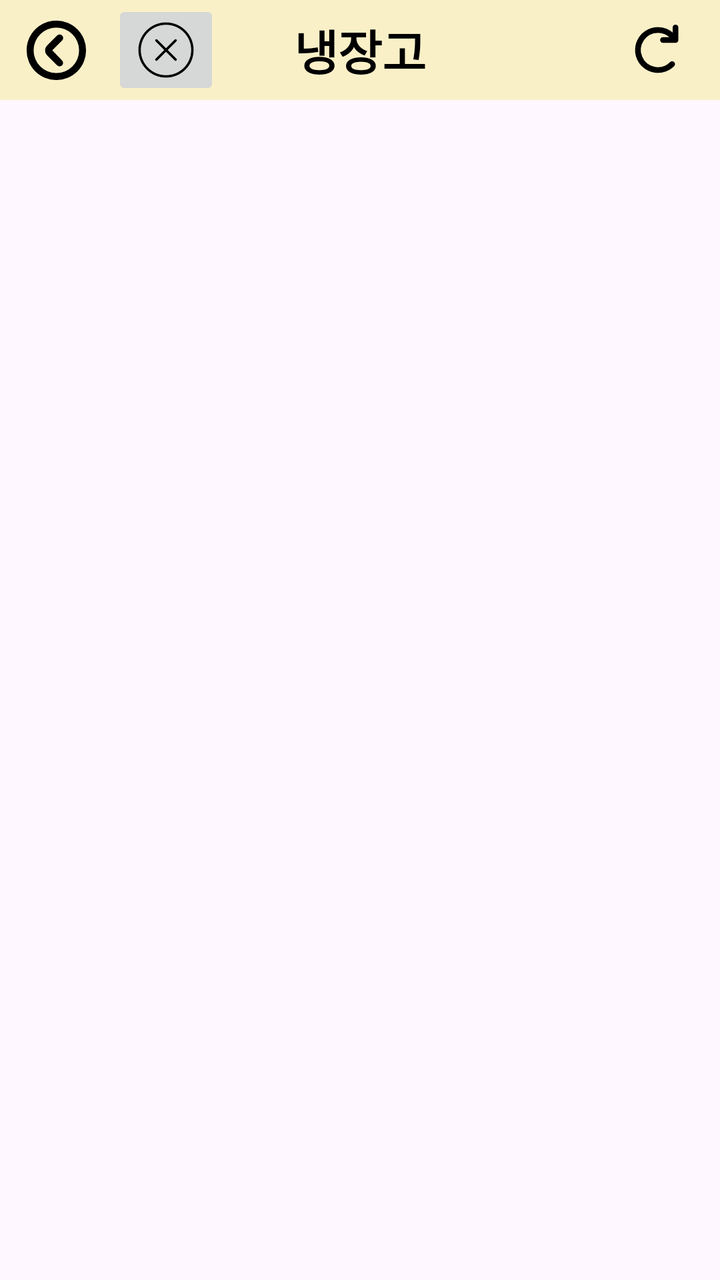
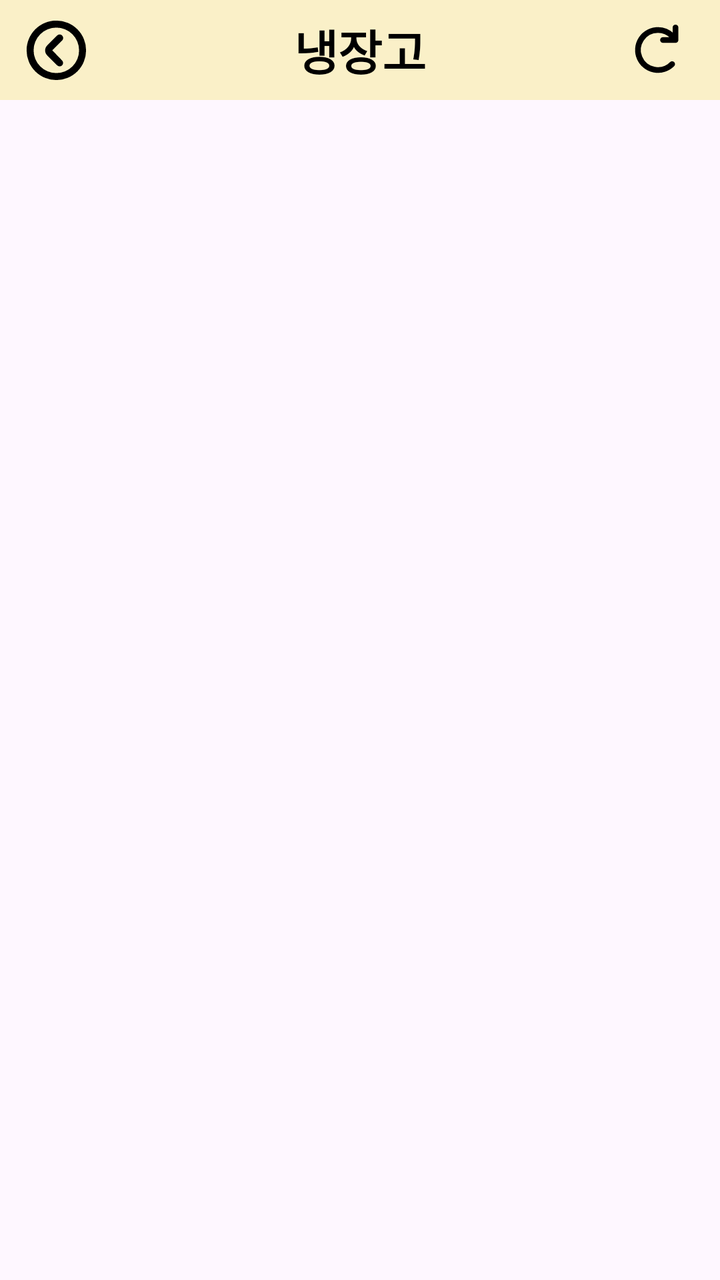

An Android layout rendered at two revisions. The XML below is the earlier revision; the diff shows what the commit changed to produce the second picture.
<!-- AndroidManifest.xml: application theme Theme.PickAndCook -->
<!-- res/layout/fragment_fridge.xml -->
<?xml version="1.0" encoding="utf-8"?>
<ScrollView xmlns:android="http://schemas.android.com/apk/res/android"
    xmlns:app="http://schemas.android.com/apk/res-auto"
    android:layout_width="match_parent"
    android:layout_height="match_parent"
    android:fillViewport="true">

    <androidx.constraintlayout.widget.ConstraintLayout
        android:layout_width="match_parent"
        android:layout_height="wrap_content">

        <androidx.appcompat.widget.Toolbar
            android:id="@+id/toolbar"
            android:layout_width="0dp"
            android:layout_height="50dp"
            android:background="@color/main"
            app:navigationIcon="@drawable/ic_arrow_back"
            android:paddingStart="16dp"
            app:layout_constraintTop_toTopOf="parent"
            app:layout_constraintStart_toStartOf="parent"
            app:layout_constraintEnd_toEndOf="parent">

            <ImageButton
                android:id="@+id/asd"
                android:layout_width="wrap_content"
                android:layout_height="wrap_content"
                android:src="@drawable/ic_close"/>

            <ImageButton
                android:id="@+id/addButton"
                android:layout_width="wrap_content"
                android:layout_height="wrap_content"
                android:background="?attr/selectableItemBackgroundBorderless"
                android:src="@drawable/ic_refresh"
                android:layout_gravity="end|center_vertical"
                android:padding="16dp"
                android:contentDescription="새로고침 버튼" />

            <TextView
                android:layout_width="wrap_content"
                android:layout_height="wrap_content"
                android:text="냉장고"
                android:textAppearance="@style/TitleTextStyle"
                android:layout_gravity="center"/>
        </androidx.appcompat.widget.Toolbar>

        <androidx.recyclerview.widget.RecyclerView
            android:id="@+id/recyclerView"
            android:layout_width="0dp"
            android:layout_height="0dp"
            android:padding="20dp"
            app:layout_constraintTop_toBottomOf="@id/toolbar"
            app:layout_constraintStart_toStartOf="parent"
            app:layout_constraintEnd_toEndOf="parent"
            app:layout_constraintBottom_toBottomOf="parent"/>
    </androidx.constraintlayout.widget.ConstraintLayout>
</ScrollView>
<!-- resources referenced by this layout -->
<resources>
  <color name="main">#FAF0C8</color>
  <!-- drawable ic_arrow_back (drawable) -->
  <vector xmlns:android="http://schemas.android.com/apk/res/android"
      android:width="35dp"
      android:height="35dp"
      android:viewportWidth="200"
      android:viewportHeight="200">
    <path
        android:pathData="M100,15a85,85 0,1 0,85 85A84.93,84.93 0,0 0,100 15ZM100,165a65,65 0,1 1,65 -65A64.87,64.87 0,0 1,100 165ZM116.5,57.5a9.67,9.67 0,0 0,-14 0L74,86a19.92,19.92 0,0 0,0 28.5L102.5,143a9.9,9.9 0,0 0,14 -14l-28,-29L117,71.5C120.5,68 120.5,61.5 116.5,57.5Z"
        android:fillColor="#000000"/>
  </vector>
  <!-- drawable ic_close (drawable) -->
  <vector xmlns:android="http://schemas.android.com/apk/res/android"
      android:width="30dp"
      android:height="30dp"
      android:viewportWidth="50"
      android:viewportHeight="50">
    <path
        android:fillColor="#FF000000"
        android:pathData="M25,2C12.31,2 2,12.31 2,25C2,37.69 12.31,48 25,48C37.69,48 48,37.69 48,25C48,12.31 37.69,2 25,2zM25,4C36.61,4 46,13.39 46,25C46,36.61 36.61,46 25,46C13.39,46 4,36.61 4,25C4,13.39 13.39,4 25,4zM32.99,15.986A1,1 0,0 0,32.293 16.293L25,23.586L17.707,16.293A1,1 0,0 0,16.99 15.99A1,1 0,0 0,16.293 17.707L23.586,25L16.293,32.293A1,1 0,1 0,17.707 33.707L25,26.414L32.293,33.707A1,1 0,1 0,33.707 32.293L26.414,25L33.707,17.707A1,1 0,0 0,32.99 15.986z"/>
  </vector>
  <!-- drawable ic_refresh (drawable) -->
  <?xml version="1.0" encoding="utf-8"?>
  <vector xmlns:android="http://schemas.android.com/apk/res/android"
      android:width="30dp"
      android:height="30dp"
      android:viewportWidth="24"
      android:viewportHeight="24">
  
      <path
          android:strokeColor="#000000"
          android:strokeWidth="2.3"
          android:strokeLineCap="round"
          android:strokeLineJoin="round"
          android:fillColor="@android:color/transparent"
          android:pathData="M17.65,6.35
              A8,8 0 0,0 12,4
              a8,8 0 1,0 5.65,13.65
              M19,3v5h-5" />
  </vector>
  <style name="TitleTextStyle">
          <item name="android:textSize">24sp</item>
          <item name="android:textStyle">bold</item>
          <item name="android:textColor">#000000</item> 
          <item name="android:fontFamily">sans-serif-medium</item>
          <item name="android:gravity">center</item>
      </style>
  <style name="Theme.PickAndCook" parent="Base.Theme.PickAndCook" />
  <style name="Base.Theme.PickAndCook" parent="Theme.Material3.DayNight.NoActionBar">
          
          <item name="colorPrimary">@color/black</item>
      </style>
  <color name="black">#FF000000</color>
</resources>

<!-- the commit's change to res/layout/fragment_fridge.xml (unified diff, before → after) -->
@@ -20,11 +20,8 @@
             app:layout_constraintStart_toStartOf="parent"
             app:layout_constraintEnd_toEndOf="parent">
 
-            <ImageButton
-                android:id="@+id/asd"
-                android:layout_width="wrap_content"
-                android:layout_height="wrap_content"
-                android:src="@drawable/ic_close"/>
+
+
 
             <ImageButton
                 android:id="@+id/addButton"
<!-- resource entries referenced after the edit -->
@@ -10,16 +10,6 @@
     <path
         android:pathData="M100,15a85,85 0,1 0,85 85A84.93,84.93 0,0 0,100 15ZM100,165a65,65 0,1 1,65 -65A64.87,64.87 0,0 1,100 165ZM116.5,57.5a9.67,9.67 0,0 0,-14 0L74,86a19.92,19.92 0,0 0,0 28.5L102.5,143a9.9,9.9 0,0 0,14 -14l-28,-29L117,71.5C120.5,68 120.5,61.5 116.5,57.5Z"
         android:fillColor="#000000"/>
-  </vector>
-  <!-- drawable ic_close (drawable) -->
-  <vector xmlns:android="http://schemas.android.com/apk/res/android"
-      android:width="30dp"
-      android:height="30dp"
-      android:viewportWidth="50"
-      android:viewportHeight="50">
-    <path
-        android:fillColor="#FF000000"
-        android:pathData="M25,2C12.31,2 2,12.31 2,25C2,37.69 12.31,48 25,48C37.69,48 48,37.69 48,25C48,12.31 37.69,2 25,2zM25,4C36.61,4 46,13.39 46,25C46,36.61 36.61,46 25,46C13.39,46 4,36.61 4,25C4,13.39 13.39,4 25,4zM32.99,15.986A1,1 0,0 0,32.293 16.293L25,23.586L17.707,16.293A1,1 0,0 0,16.99 15.99A1,1 0,0 0,16.293 17.707L23.586,25L16.293,32.293A1,1 0,1 0,17.707 33.707L25,26.414L32.293,33.707A1,1 0,1 0,33.707 32.293L26.414,25L33.707,17.707A1,1 0,0 0,32.99 15.986z"/>
   </vector>
   <!-- drawable ic_refresh (drawable) -->
   <?xml version="1.0" encoding="utf-8"?>
